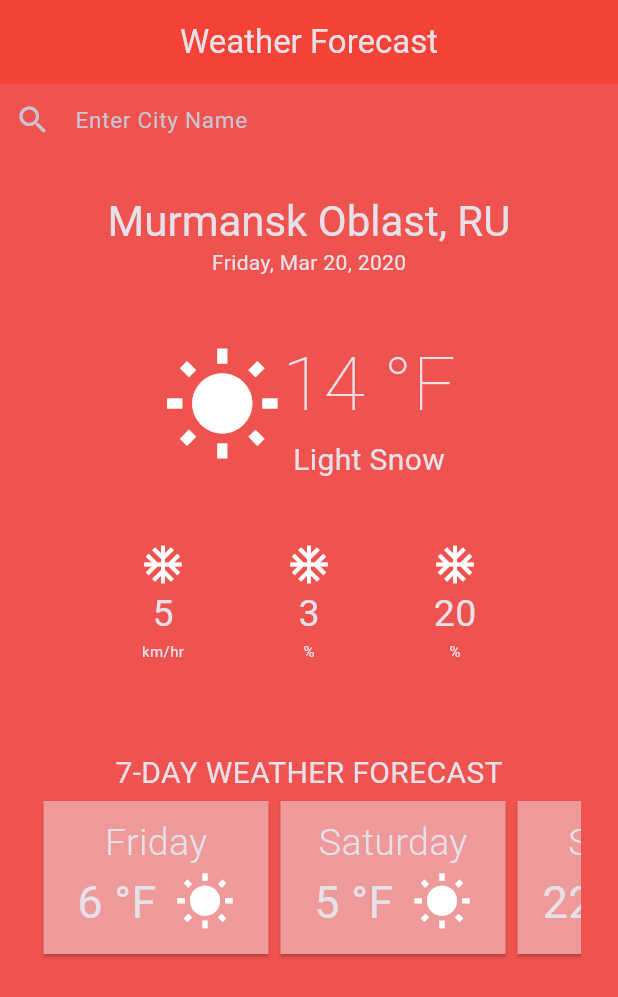
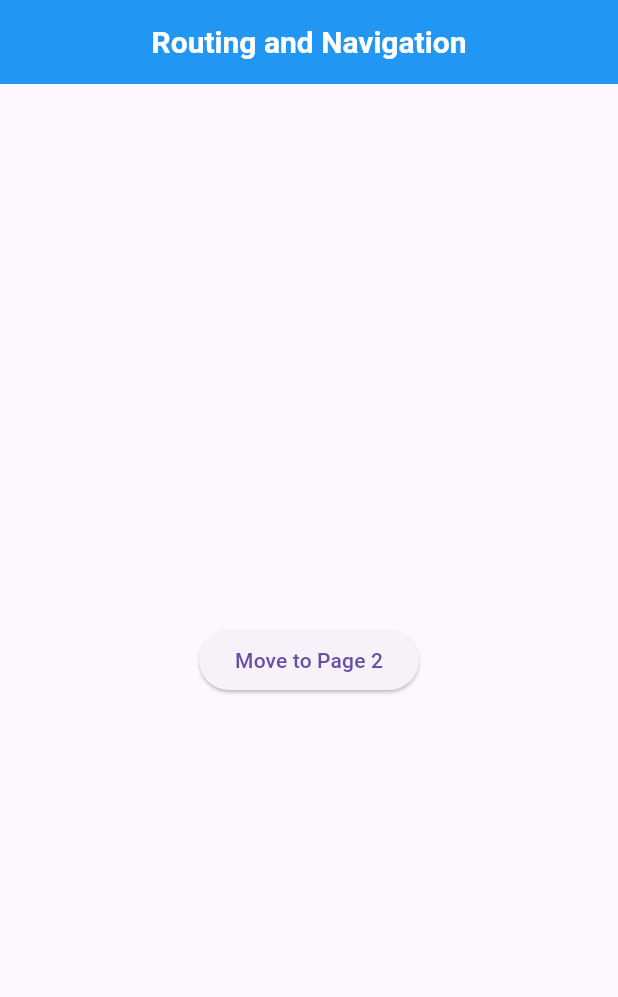
Before and after one commit to clonediff/FlutterTests, a Flutter app: the screen it shows after launch, on a phone screen of 412 x 824 dp. Shown: the top 997 px of the screen. Run offline on Flutter 3.47's test engine with Material 3 defaults, Android fonts, the phone set to English and light mode, and no system bars.

Commit message:
[add] Simple routing

```diff
--- a/lib/main.dart
+++ b/lib/main.dart
@@ -1,6 +1,4 @@
-import 'package:flutter/cupertino.dart';
 import 'package:flutter/material.dart';
-import 'package:flutter/widgets.dart';
 
 void main() {
   runApp(const MyFirstApp());
@@ -12,212 +10,44 @@ class MyFirstApp extends StatelessWidget {
   @override
   Widget build(BuildContext context) {
     return MaterialApp(
-        theme: ThemeData.dark().copyWith(
-          scaffoldBackgroundColor: Colors.red.shade400,
-          appBarTheme: AppBarTheme.of(context).copyWith(
-            backgroundColor: Colors.red.shade500,
-            centerTitle: true,
-          ),
-        ),
-        home: Scaffold(
-          appBar: AppBar(title: const Text('Weather Forecast')),
-          body: Center(
-            child: ListView(
-              padding: const EdgeInsets.symmetric(horizontal: 10),
-              children: const [
-                TextField(
-                  decoration: InputDecoration(
-                      hintText: 'Enter City Name',
-                      hintStyle: TextStyle(fontSize: 15),
-                      icon: Icon(Icons.search),
-                      border: InputBorder.none),
-                ),
-                SizedBox(
-                  height: 20,
-                ),
-                CityDetail(),
-                SizedBox(
-                  height: 30,
-                ),
-                TemperatureDetail(),
-                SizedBox(
-                  height: 40,
-                ),
-                ExtraWeatherDetail(),
-                SizedBox(
-                  height: 60,
-                ),
-                Center(
-                  child: Text(
-                    '7-DAY WEATHER FORECAST',
-                    style: TextStyle(fontSize: 20),
-                  ),
-                ),
-                BottomDetail(),
-              ],
-            ),
-          ),
-        ));
-  }
-}
-
-class CityDetail extends StatelessWidget {
-  const CityDetail({super.key});
-
-  @override
-  Widget build(BuildContext context) {
-    return Container(
-      padding: const EdgeInsets.all(5),
-      child: Column(
-        children: [
-          Text(
-            'Murmansk Oblast, RU',
-            style: Theme.of(context).textTheme.headlineMedium,
-          ),
-          Text(
-            'Friday, Mar 20, 2020',
-            style: Theme.of(context).textTheme.bodyMedium,
-          ),
-        ],
+      home: Scaffold(
+        appBar: DefaultAppBar(title: const Text('Routing and Navigation')),
+        body: const HomePage(),
       ),
     );
   }
 }
 
-class TemperatureDetail extends StatelessWidget {
-  const TemperatureDetail({super.key});
+class HomePage extends StatelessWidget {
+  const HomePage({super.key});
 
   @override
   Widget build(BuildContext context) {
-    return const Row(
-      mainAxisAlignment: MainAxisAlignment.center,
-      crossAxisAlignment: CrossAxisAlignment.center,
-      children: [
-        Icon(Icons.wb_sunny, size: 80),
-        Column(
-          children: [
-            Text(
-              '14 °F',
-              style: TextStyle(
-                fontSize: 50,
-                fontWeight: FontWeight.w200,
-              ),
-            ),
-            Text(
-              'Light Snow',
-              style: TextStyle(
-                fontSize: 20,
-                fontWeight: FontWeight.w400,
-              ),
-            ),
-          ],
-        )
-      ],
-    );
-  }
-}
-
-class ExtraWeatherDetail extends StatelessWidget {
-  const ExtraWeatherDetail({super.key});
-
-  @override
-  Widget build(BuildContext context) {
-    return Container(
-      padding: const EdgeInsets.symmetric(horizontal: 50),
-      child: const Row(
-        mainAxisAlignment: MainAxisAlignment.spaceAround,
-        children: [
-          ExtraWeatherItem(icon: Icons.ac_unit, middle: '5', bottom: 'km/hr'),
-          ExtraWeatherItem(icon: Icons.ac_unit, middle: '3', bottom: '%'),
-          ExtraWeatherItem(icon: Icons.ac_unit, middle: '20', bottom: '%'),
-        ],
+    return Center(
+      child: ElevatedButton(
+        onPressed: () {
+          Route route = MaterialPageRoute(builder: (context) => const Page2());
+          Navigator.of(context).push(route);
+        },
+        child: const Text('Move to Page 2'),
       ),
     );
   }
 }
 
-class ExtraWeatherItem extends StatelessWidget {
-  final IconData icon;
-  final String middle;
-  final String bottom;
-
-  const ExtraWeatherItem({
-    super.key,
-    required this.icon,
-    required this.middle,
-    required this.bottom,
-  });
+class Page2 extends StatelessWidget {
+  const Page2({super.key});
 
   @override
   Widget build(BuildContext context) {
-    return Column(
-      children: [
-        Icon(
-          icon,
-          size: 30,
-        ),
-        Text(
-          middle,
-          style: const TextStyle(fontSize: 25),
-        ),
-        Text(
-          bottom,
-          style: const TextStyle(fontSize: 10),
-        ),
-      ],
-    );
-  }
-}
-
-class BottomDetail extends StatelessWidget {
-  const BottomDetail({super.key});
-
-  @override
-  Widget build(BuildContext context) {
-    List<({String day, int temperature, IconData weatherIcon})> forecast = [
-      (day: 'Friday', temperature: 6, weatherIcon: Icons.wb_sunny),
-      (day: 'Saturday', temperature: 5, weatherIcon: Icons.wb_sunny),
-      (day: 'Sunday', temperature: 22, weatherIcon: Icons.wb_sunny),
-    ];
-
-    return Container(
-      padding: const EdgeInsets.symmetric(horizontal: 15),
-      child: SizedBox(
-        height: 110,
-        child: ListView.builder(
-          scrollDirection: Axis.horizontal,
-          itemCount: forecast.length,
-          itemBuilder: (context, index) => Card(
-            color: Colors.red.shade200,
-            shape: const RoundedRectangleBorder(),
-            child: Container(
-              width: 150,
-              padding: const EdgeInsets.all(10),
-              child: Column(
-                children: [
-                  Text(
-                    forecast[index].day,
-                    style: const TextStyle(
-                        fontSize: 25, fontWeight: FontWeight.w300),
-                  ),
-                  Row(
-                    mainAxisAlignment: MainAxisAlignment.spaceEvenly,
-                    children: [
-                      Text(
-                        '${forecast[index].temperature} °F',
-                        style: const TextStyle(fontSize: 30),
-                      ),
-                      Icon(
-                        forecast[index].weatherIcon,
-                        size: 40,
-                      ),
-                    ],
-                  )
-                ],
-              ),
-            ),
-          ),
-        ),
+    return Scaffold(
+      appBar: DefaultAppBar(
+        title: const Text('Page 2'),
+      ),
+      body: Center(
+        child: ElevatedButton(onPressed: (){
+          Navigator.of(context).pop();
+        }, child: const Text('Go back'),),
       ),
     );
   }
```
